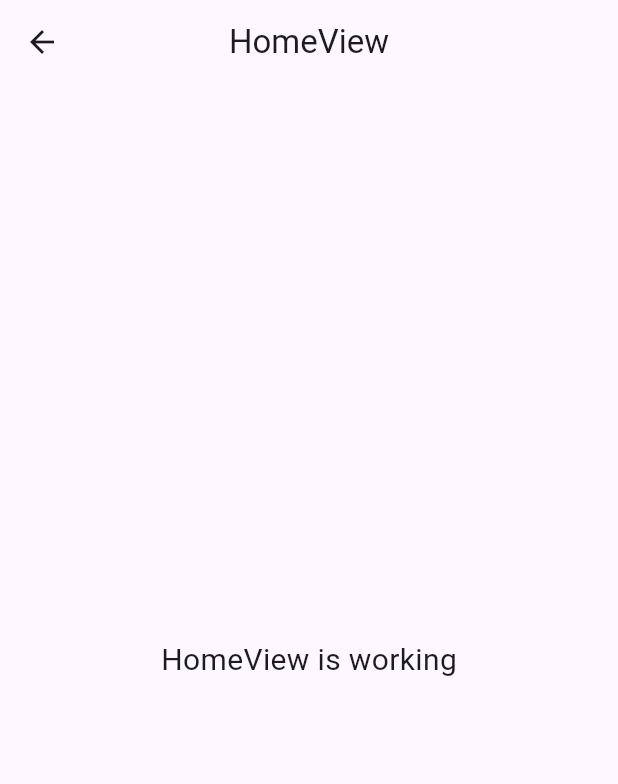
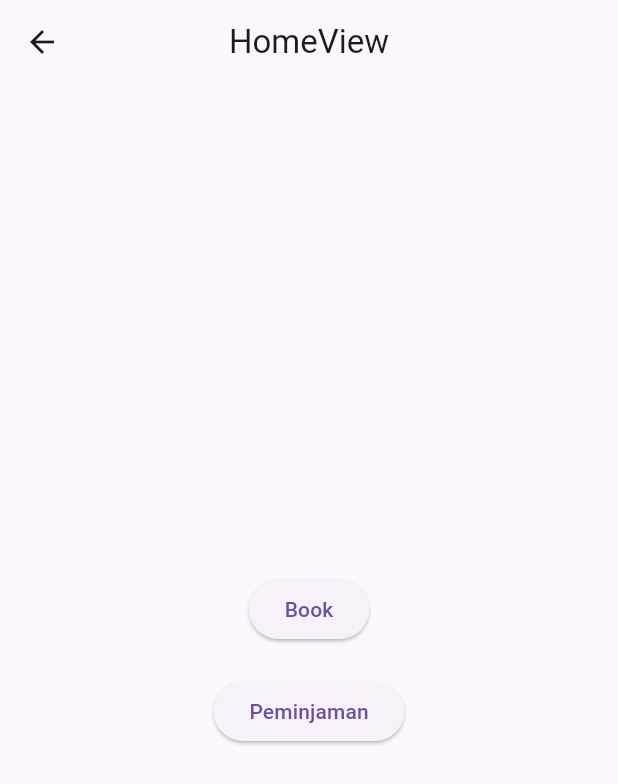
Before and after one commit to fushigo/peminjam_perpustakan, a Flutter app: the HomeView screen opened by its route, on a phone screen of 412 x 824 dp. Shown: the top 784 px of the screen. Run offline on Flutter 3.47's test engine with Material 3 defaults, Android fonts, the phone set to English and light mode, and no system bars; our stand-ins replace dio, get, get_storage, pretty_dio_logger; accounts and stored records are empty; network calls fail.

Commit message:
add peminjaman

```diff
--- a/lib/app/data/provider/storage_provider.dart
+++ b/lib/app/data/provider/storage_provider.dart
@@ -24,4 +24,5 @@ class StorageProvider {
 
 class StorageKey {
   static const String status = "status";
+  static const String idUser = "idUser";
 }
--- a/lib/app/modules/home/views/home_view.dart
+++ b/lib/app/modules/home/views/home_view.dart
@@ -1,6 +1,7 @@
 import 'package:flutter/material.dart';
 
 import 'package:get/get.dart';
+import 'package:peminjam_perpustakaan_kelas_b/app/routes/app_pages.dart';
 
 import '../controllers/home_controller.dart';
 
@@ -13,11 +14,21 @@ class HomeView extends GetView<HomeController> {
         title: const Text('HomeView'),
         centerTitle: true,
       ),
-      body: const Center(
-        child: Text(
-          'HomeView is working',
-          style: TextStyle(fontSize: 20),
-        ),
+      body: Center(
+        child: Column(
+          mainAxisAlignment: MainAxisAlignment.center,
+          children: [
+            ElevatedButton(
+                onPressed: () => Get.toNamed(Routes.BOOK),
+                child: const Text("Book")
+            ),
+            const SizedBox(height: 20,),
+            ElevatedButton(
+                onPressed: () => Get.toNamed(Routes.PEMINJAMAN),
+                child: const Text("Peminjaman")
+            )
+          ],
+        )
       ),
     );
   }
--- a/lib/app/modules/login/controllers/login_controller.dart
+++ b/lib/app/modules/login/controllers/login_controller.dart
@@ -3,6 +3,7 @@ import 'package:flutter/cupertino.dart';
 import 'package:flutter/material.dart';
 import 'package:get/get.dart';
 import 'package:peminjam_perpustakaan_kelas_b/app/data/constant/endpoint.dart';
+import 'package:peminjam_perpustakaan_kelas_b/app/data/model/response_login.dart';
 import 'package:peminjam_perpustakaan_kelas_b/app/data/provider/api_provider.dart';
 
 import 'dart:developer';
@@ -53,6 +54,8 @@ class LoginController extends GetxController {
                   "password": passwordController.text.toString()}));
 
         if(response.statusCode == 200){
+          ResponseLogin responseLogin = ResponseLogin.fromJson(response.data);
+          await StorageProvider.write(StorageKey.idUser, responseLogin.data!.id.toString());
           await StorageProvider.write(StorageKey.status, "logged");
           Get.offAllNamed(Routes.HOME);
         }else{
```
Also changed, not shown: lib/app/modules/add_peminjaman/controllers/add_peminjaman_controller.dart (+45 -3 lines), lib/app/modules/add_peminjaman/views/add_peminjaman_view.dart (+32 -6 lines), lib/app/modules/book/controllers/book_controller.dart (+35 -4 lines), lib/app/modules/book/views/book_view.dart (+22 -6 lines).
